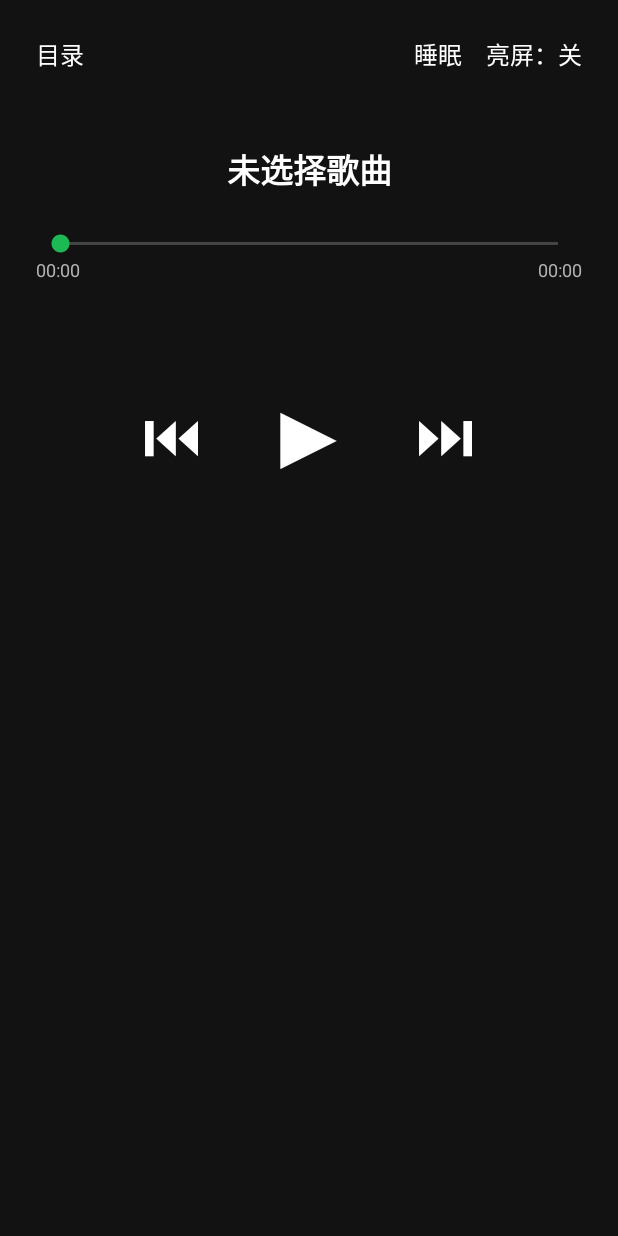
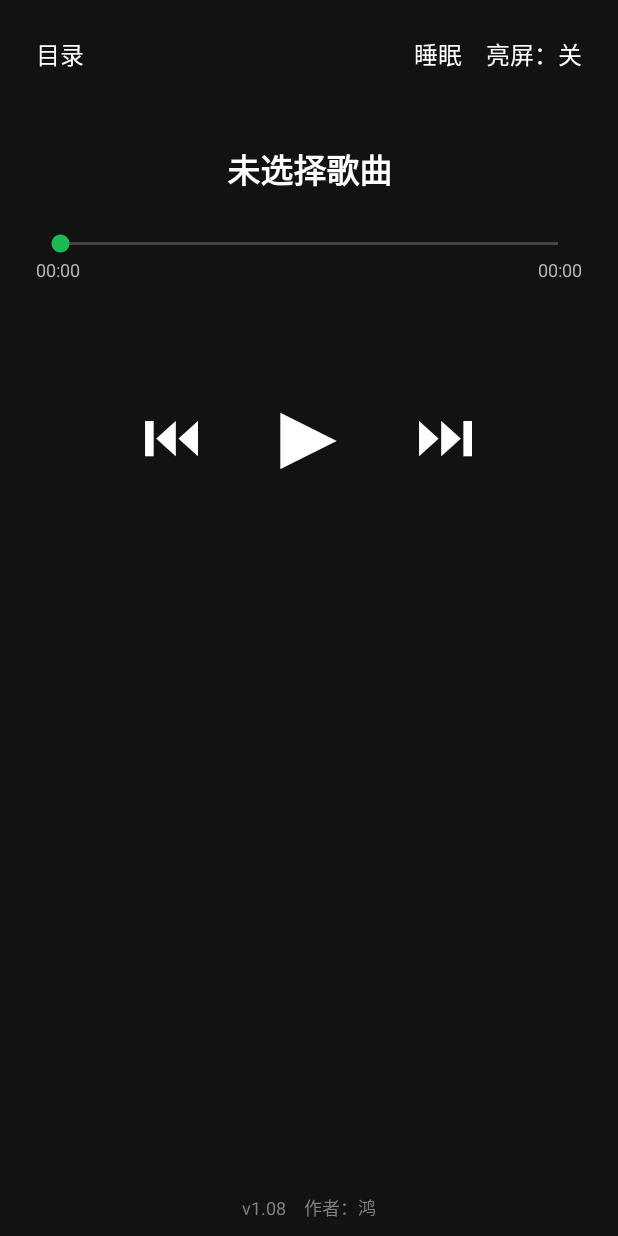
Before and after one commit to wanghongchun123/local-music-player, an Android app: the screen it shows after launch (MainActivity), on a phone screen of 412 x 824 dp. Run offline under Robolectric (Android 15) with nearby library versions, the phone set to English and light mode, and no system bars; 2 statements that could not run were skipped.

Commit message:
v1.08: 主界面显示版本号与作者（鸿）

```diff
--- a/app/src/main/java/com/example/musicplayer/MainActivity.kt
+++ b/app/src/main/java/com/example/musicplayer/MainActivity.kt
@@ -229,6 +229,8 @@ class MainActivity : AppCompatActivity() {
         btnPrev = findViewById(R.id.btn_prev)
         btnNext = findViewById(R.id.btn_next)
         listSongs = findViewById(R.id.list_songs)
+        findViewById<TextView>(R.id.tv_version_info).text =
+            "v${BuildConfig.VERSION_NAME}　作者：鸿"
     }
 
     private fun setupListeners() {
--- a/app/src/main/res/layout/activity_main.xml
+++ b/app/src/main/res/layout/activity_main.xml
@@ -143,4 +143,15 @@
         android:dividerHeight="1dp"
         android:paddingTop="8dp" />
 
+    <!-- 版本与作者信息 -->
+    <TextView
+        android:id="@+id/tv_version_info"
+        android:layout_width="match_parent"
+        android:layout_height="wrap_content"
+        android:gravity="center"
+        android:paddingTop="4dp"
+        android:paddingBottom="10dp"
+        android:textColor="#808080"
+        android:textSize="12sp" />
+
 </LinearLayout>
```
Also changed, not shown: app/build.gradle (+6 -2 lines), 2 other files.
